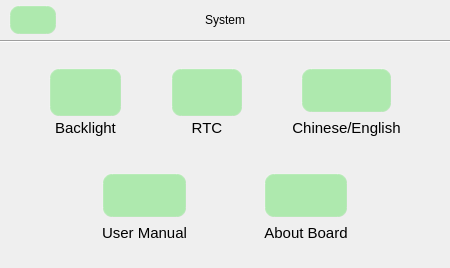
Above: sys_setting.ui from jizizihe/baijie_demo before the change. Below: the same form after it.
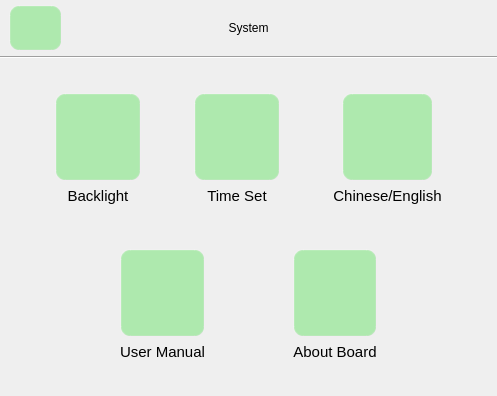
That is the form after the change. Icons and pictures are not drawn.

```diff
--- a/sys_setting.ui
+++ b/sys_setting.ui
@@ -6,8 +6,8 @@
    <rect>
     <x>0</x>
     <y>0</y>
-    <width>450</width>
-    <height>268</height>
+    <width>497</width>
+    <height>396</height>
    </rect>
   </property>
   <property name="sizePolicy">
@@ -151,7 +151,7 @@
           </property>
           <layout class="QGridLayout" name="gridLayout">
            <property name="verticalSpacing">
-            <number>2</number>
+            <number>6</number>
            </property>
            <item row="1" column="0" colspan="2">
             <widget class="QLabel" name="label_30">
@@ -250,7 +250,7 @@
           </property>
           <layout class="QGridLayout" name="gridLayout_2" rowstretch="0,0">
            <property name="verticalSpacing">
-            <number>2</number>
+            <number>6</number>
            </property>
            <item row="1" column="0">
             <widget class="QLabel" name="label_29">
@@ -272,7 +272,7 @@
               </font>
              </property>
              <property name="text">
-              <string>RTC</string>
+              <string>Time Set</string>
              </property>
              <property name="alignment">
               <set>Qt::AlignCenter</set>
```
Left out of the diff: 1 changed line with no effect on the pictures.
